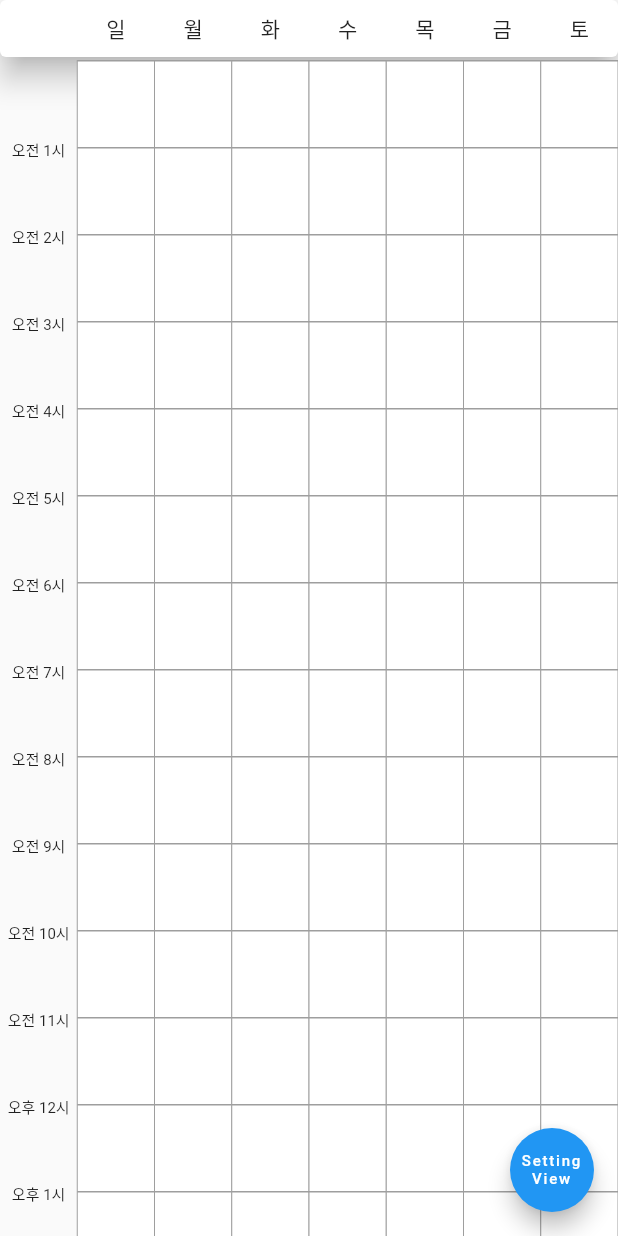
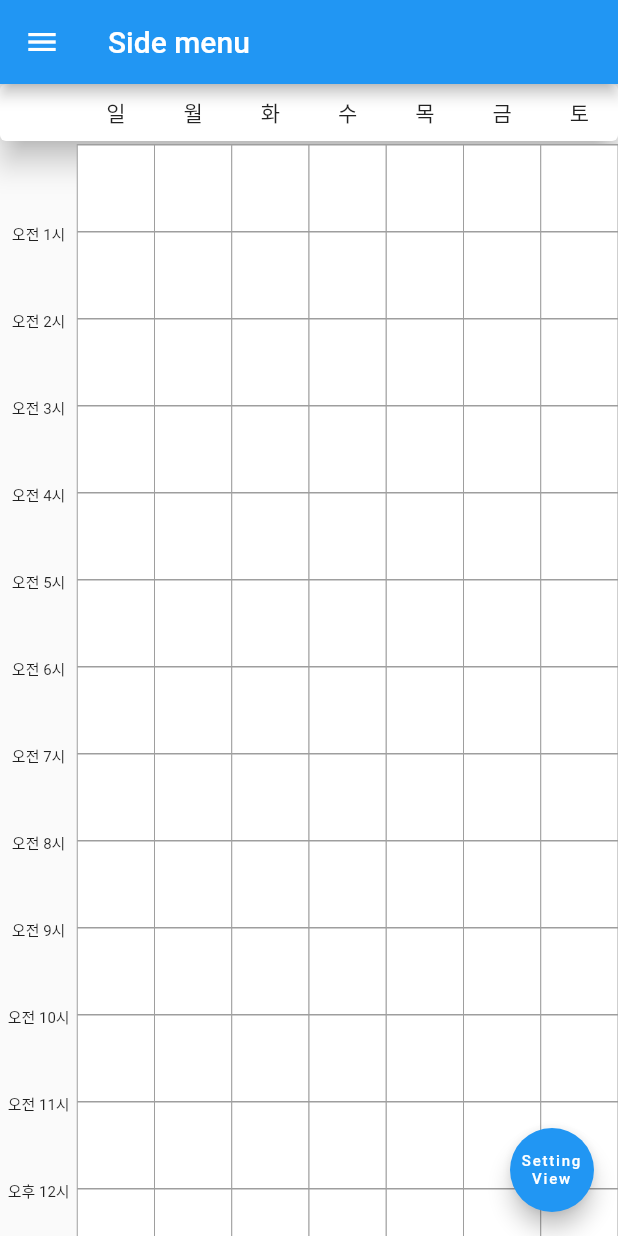
Before and after one commit to GC211SE/frontent, a Flutter app: the ReservationView screen opened by its route, on a phone screen of 412 x 824 dp. Run offline on Flutter 3.47's test engine with Material 2 defaults, Android fonts, the phone set to English and light mode, and no system bars.

Commit message:
leftNavigation
leftNavigation

```diff
--- a/lib/views/reservationView.dart
+++ b/lib/views/reservationView.dart
@@ -1,4 +1,5 @@
 import 'package:flutter/material.dart';
+import 'package:gcrs/Widget/dateDrawer.dart';
 import 'package:gcrs/Widget/timetable.dart';
 import 'package:gcrs/utils/GlobalVariables.dart';
 
@@ -11,6 +12,10 @@ class _ReservationViewState extends State<ReservationView> {
   @override
   Widget build(BuildContext context) {
     return Scaffold(
+      drawer: DateDrawer(),
+      appBar: AppBar(
+        title: Text('Side menu'),
+      ),
       /*
       body: MediaQuery.of(context).size.width > GlobalVariables.mobileWidth
           ?
@@ -21,7 +26,7 @@ class _ReservationViewState extends State<ReservationView> {
                 Column(
                   mainAxisAlignment: MainAxisAlignment.center,
                   children: [
-                    Text("SettingView - Desktop"),
+                    Text(" - Desktop"),
                   ],
                 ),
               ],
@@ -35,7 +40,7 @@ class _ReservationViewState extends State<ReservationView> {
                 Column(
                   mainAxisAlignment: MainAxisAlignment.center,
                   children: [
-                    Text("SettingView - Mobile"),
+                    Text(" - Mobile"),
                   ],
                 ),
               ],
--- a/lib/views/settingView.dart
+++ b/lib/views/settingView.dart
@@ -22,7 +22,7 @@ class _SettingViewState extends State<SettingView> {
           Column(
             mainAxisAlignment: MainAxisAlignment.center,
             children: [
-              Text("HomeView - Desktop"),
+              Text("SettingView - Desktop"),
             ],
           ),
         ],
@@ -36,7 +36,7 @@ class _SettingViewState extends State<SettingView> {
           Column(
             mainAxisAlignment: MainAxisAlignment.center,
             children: [
-              Text("HomeView - Mobile"),
+              Text("SettingView - Mobile"),
             ],
           ),
         ],
```
Also changed, not shown: lib/Widget/dateDrawer.dart (added, +38 -0 lines).
